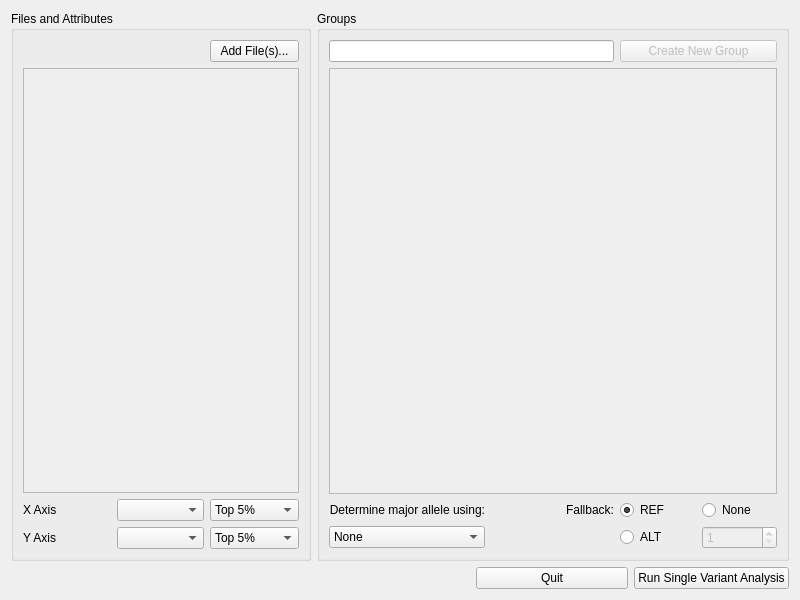
Old version of the form compreheNGSive/gui/ui/Setup.ui in the repository alex-r-bigelow/compreheNGSive.
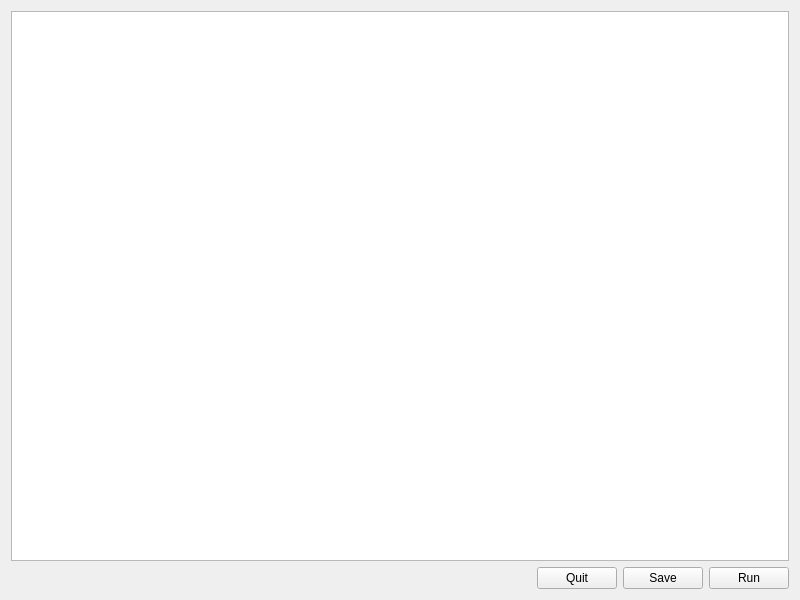
New version of the form.

Commit message: Massive changes (this commit's main app doesn't work) to utils, added helper script folder. Also began an intermediate face lift to both the setup screen and the vis screen.

What changed in the file:
```diff
--- a/compreheNGSive/gui/ui/Setup.ui
+++ b/compreheNGSive/gui/ui/Setup.ui
@@ -24,132 +24,17 @@
      </property>
     </widget>
    </item>
-   <item row="1" column="4">
+   <item row="1" column="5">
     <widget class="QPushButton" name="runSVbutton">
      <property name="text">
-      <string>Run Single Variant Analysis</string>
+      <string>Run</string>
      </property>
      <property name="autoDefault">
       <bool>false</bool>
      </property>
     </widget>
    </item>
-   <item row="0" column="1">
-    <widget class="QGroupBox" name="groupBox_2">
-     <property name="sizePolicy">
-      <sizepolicy hsizetype="Fixed" vsizetype="Preferred">
-       <horstretch>0</horstretch>
-       <verstretch>0</verstretch>
-      </sizepolicy>
-     </property>
-     <property name="minimumSize">
-      <size>
-       <width>300</width>
-       <height>0</height>
-      </size>
-     </property>
-     <property name="maximumSize">
-      <size>
-       <width>300</width>
-       <height>16777215</height>
-      </size>
-     </property>
-     <property name="title">
-      <string>Files and Attributes</string>
-     </property>
-     <layout class="QGridLayout" name="gridLayout_3">
-      <item row="1" column="1" colspan="3">
-       <widget class="QScrollArea" name="svFileScrollArea">
-        <property name="widgetResizable">
-         <bool>true</bool>
-        </property>
-        <widget class="QWidget" name="scrollAreaWidgetContents_2">
-         <property name="geometry">
-          <rect>
-           <x>0</x>
-           <y>0</y>
-           <width>268</width>
-           <height>410</height>
-          </rect>
-         </property>
-        </widget>
-       </widget>
-      </item>
-      <item row="0" column="1" colspan="2">
-       <spacer name="horizontalSpacer_2">
-        <property name="orientation">
-         <enum>Qt::Horizontal</enum>
-        </property>
-        <property name="sizeHint" stdset="0">
-         <size>
-          <width>40</width>
-          <height>20</height>
-         </size>
-        </property>
-       </spacer>
-      </item>
-      <item row="2" column="1">
-       <widget class="QLabel" name="label">
-        <property name="text">
-         <string>X Axis</string>
-        </property>
-       </widget>
-      </item>
-      <item row="2" column="2">
-       <widget class="QComboBox" name="comboBox"/>
-      </item>
-      <item row="3" column="1">
-       <widget class="QLabel" name="label_2">
-        <property name="text">
-         <string>Y Axis</string>
-        </property>
-       </widget>
-      </item>
-      <item row="3" column="2">
-       <widget class="QComboBox" name="comboBox_2"/>
-      </item>
-      <item row="2" column="3">
-       <widget class="QComboBox" name="comboBox_6">
-        <item>
-         <property name="text">
-          <string>Top 5%</string>
-         </property>
-        </item>
-        <item>
-         <property name="text">
-          <string>Bottom 5%</string>
-         </property>
-        </item>
-       </widget>
-      </item>
-      <item row="3" column="3">
-       <widget class="QComboBox" name="comboBox_7">
-        <item>
-         <property name="text">
-          <string>Top 5%</string>
-         </property>
-        </item>
-        <item>
-         <property name="text">
-          <string>Bottom 5%</string>
-         </property>
-        </item>
-       </widget>
-      </item>
-      <item row="0" column="3">
-       <widget class="QPushButton" name="addFilesButton">
-        <property name="text">
-         <string>Add File(s)...</string>
-        </property>
-        <property name="autoDefault">
-         <bool>false</bool>
-        </property>
-       </widget>
-      </item>
-     </layout>
-    </widget>
-   </item>
-   <item row="1" column="1" colspan="2">
+   <item row="1" column="2">
     <spacer name="horizontalSpacer">
      <property name="orientation">
       <enum>Qt::Horizontal</enum>
@@ -162,224 +47,24 @@
      </property>
     </spacer>
    </item>
-   <item row="0" column="2" colspan="3">
-    <widget class="QGroupBox" name="groupBox">
-     <property name="sizePolicy">
-      <sizepolicy hsizetype="Preferred" vsizetype="Preferred">
-       <horstretch>0</horstretch>
-       <verstretch>0</verstretch>
-      </sizepolicy>
+   <item row="0" column="2" colspan="4">
+    <widget class="QTextEdit" name="textEdit">
+     <property name="font">
+      <font>
+       <family>Courier</family>
+       <pointsize>12</pointsize>
+      </font>
      </property>
-     <property name="minimumSize">
-      <size>
-       <width>0</width>
-       <height>0</height>
-      </size>
+    </widget>
+   </item>
+   <item row="1" column="4">
+    <widget class="QPushButton" name="saveButton">
+     <property name="text">
+      <string>Save</string>
      </property>
-     <property name="title">
-      <string>Groups</string>
+     <property name="autoDefault">
+      <bool>false</bool>
      </property>
-     <layout class="QGridLayout" name="gridLayout">
-      <item row="1" column="0" colspan="5">
-       <widget class="QScrollArea" name="svGroupScrollArea">
-        <property name="widgetResizable">
-         <bool>true</bool>
-        </property>
-        <widget class="QWidget" name="scrollAreaWidgetContents">
-         <property name="geometry">
-          <rect>
-           <x>0</x>
-           <y>0</y>
-           <width>434</width>
-           <height>407</height>
-          </rect>
-         </property>
-        </widget>
-       </widget>
-      </item>
-      <item row="0" column="0" colspan="3">
-       <widget class="QLineEdit" name="groupLineEdit">
-        <property name="minimumSize">
-         <size>
-          <width>0</width>
-          <height>0</height>
-         </size>
-        </property>
-       </widget>
-      </item>
-      <item row="0" column="3" colspan="2">
-       <widget class="QPushButton" name="createNewGroupButton">
-        <property name="enabled">
-         <bool>false</bool>
-        </property>
-        <property name="sizePolicy">
-         <sizepolicy hsizetype="Minimum" vsizetype="Fixed">
-          <horstretch>0</horstretch>
-          <verstretch>0</verstretch>
-         </sizepolicy>
-        </property>
-        <property name="minimumSize">
-         <size>
-          <width>157</width>
-          <height>0</height>
-         </size>
-        </property>
-        <property name="text">
-         <string>Create New Group</string>
-        </property>
-        <property name="autoDefault">
-         <bool>false</bool>
-        </property>
-       </widget>
-      </item>
-      <item row="3" column="0">
-       <widget class="QLabel" name="label_3">
-        <property name="toolTip">
-         <string>&lt;!DOCTYPE HTML PUBLIC &quot;-//W3C//DTD HTML 4.0//EN&quot; &quot;http://www.w3.org/TR/REC-html40/strict.dtd&quot;&gt;
-&lt;html&gt;&lt;head&gt;&lt;meta name=&quot;qrichtext&quot; content=&quot;1&quot; /&gt;&lt;style type=&quot;text/css&quot;&gt;
-p, li { white-space: pre-wrap; }
-&lt;/style&gt;&lt;/head&gt;&lt;body style=&quot; font-family:'Lucida Grande'; font-size:13pt; font-weight:400; font-style:normal;&quot;&gt;
-&lt;p align=&quot;justify&quot; style=&quot; margin-top:0px; margin-bottom:0px; margin-left:0px; margin-right:0px; -qt-block-indent:0; text-indent:0px;&quot;&gt;All allele frequencies will be calculated&lt;/p&gt;
-&lt;p align=&quot;justify&quot; style=&quot; margin-top:0px; margin-bottom:0px; margin-left:0px; margin-right:0px; -qt-block-indent:0; text-indent:0px;&quot;&gt;using the most frequent allele in this&lt;/p&gt;
-&lt;p align=&quot;justify&quot; style=&quot; margin-top:0px; margin-bottom:0px; margin-left:0px; margin-right:0px; -qt-block-indent:0; text-indent:0px;&quot;&gt;group as the major allele.&lt;/p&gt;
-&lt;p align=&quot;justify&quot; style=&quot;-qt-paragraph-type:empty; margin-top:0px; margin-bottom:0px; margin-left:0px; margin-right:0px; -qt-block-indent:0; text-indent:0px;&quot;&gt;&lt;/p&gt;
-&lt;p align=&quot;justify&quot; style=&quot; margin-top:0px; margin-bottom:0px; margin-left:0px; margin-right:0px; -qt-block-indent:0; text-indent:0px;&quot;&gt;If this group has no data for a variant,&lt;/p&gt;
-&lt;p align=&quot;justify&quot; style=&quot; margin-top:0px; margin-bottom:0px; margin-left:0px; margin-right:0px; -qt-block-indent:0; text-indent:0px;&quot;&gt;(regardless of whether the group for&lt;/p&gt;
-&lt;p align=&quot;justify&quot; style=&quot; margin-top:0px; margin-bottom:0px; margin-left:0px; margin-right:0px; -qt-block-indent:0; text-indent:0px;&quot;&gt;which the allele frequency is calculated&lt;/p&gt;
-&lt;p align=&quot;justify&quot; style=&quot; margin-top:0px; margin-bottom:0px; margin-left:0px; margin-right:0px; -qt-block-indent:0; text-indent:0px;&quot;&gt;has data), the variant will appear with&lt;/p&gt;
-&lt;p align=&quot;justify&quot; style=&quot; margin-top:0px; margin-bottom:0px; margin-left:0px; margin-right:0px; -qt-block-indent:0; text-indent:0px;&quot;&gt;the &amp;quot;Allele Masked&amp;quot; label unless a&lt;/p&gt;
-&lt;p align=&quot;justify&quot; style=&quot; margin-top:0px; margin-bottom:0px; margin-left:0px; margin-right:0px; -qt-block-indent:0; text-indent:0px;&quot;&gt;fallback is specified.&lt;/p&gt;&lt;/body&gt;&lt;/html&gt;</string>
-        </property>
-        <property name="text">
-         <string>Determine major allele using:</string>
-        </property>
-        <property name="alignment">
-         <set>Qt::AlignRight|Qt::AlignTrailing|Qt::AlignVCenter</set>
-        </property>
-       </widget>
-      </item>
-      <item row="4" column="0">
-       <widget class="QComboBox" name="alleleComboBox">
-        <property name="toolTip">
-         <string>&lt;!DOCTYPE HTML PUBLIC &quot;-//W3C//DTD HTML 4.0//EN&quot; &quot;http://www.w3.org/TR/REC-html40/strict.dtd&quot;&gt;
-&lt;html&gt;&lt;head&gt;&lt;meta name=&quot;qrichtext&quot; content=&quot;1&quot; /&gt;&lt;style type=&quot;text/css&quot;&gt;
-p, li { white-space: pre-wrap; }
-&lt;/style&gt;&lt;/head&gt;&lt;body style=&quot; font-family:'Lucida Grande'; font-size:13pt; font-weight:400; font-style:normal;&quot;&gt;
-&lt;p style=&quot; margin-top:0px; margin-bottom:0px; margin-left:0px; margin-right:0px; -qt-block-indent:0; text-indent:0px;&quot;&gt;All allele frequencies will be calculated&lt;/p&gt;
-&lt;p align=&quot;justify&quot; style=&quot; margin-top:0px; margin-bottom:0px; margin-left:0px; margin-right:0px; -qt-block-indent:0; text-indent:0px;&quot;&gt;using the most frequent allele in this&lt;/p&gt;
-&lt;p align=&quot;justify&quot; style=&quot; margin-top:0px; margin-bottom:0px; margin-left:0px; margin-right:0px; -qt-block-indent:0; text-indent:0px;&quot;&gt;group as the major allele.&lt;/p&gt;
-&lt;p align=&quot;justify&quot; style=&quot;-qt-paragraph-type:empty; margin-top:0px; margin-bottom:0px; margin-left:0px; margin-right:0px; -qt-block-indent:0; text-indent:0px;&quot;&gt;&lt;/p&gt;
-&lt;p align=&quot;justify&quot; style=&quot; margin-top:0px; margin-bottom:0px; margin-left:0px; margin-right:0px; -qt-block-indent:0; text-indent:0px;&quot;&gt;If this group has no data for a variant,&lt;/p&gt;
-&lt;p align=&quot;justify&quot; style=&quot; margin-top:0px; margin-bottom:0px; margin-left:0px; margin-right:0px; -qt-block-indent:0; text-indent:0px;&quot;&gt;(regardless of whether the group for&lt;/p&gt;
-&lt;p align=&quot;justify&quot; style=&quot; margin-top:0px; margin-bottom:0px; margin-left:0px; margin-right:0px; -qt-block-indent:0; text-indent:0px;&quot;&gt;which the allele frequency is calculated&lt;/p&gt;
-&lt;p align=&quot;justify&quot; style=&quot; margin-top:0px; margin-bottom:0px; margin-left:0px; margin-right:0px; -qt-block-indent:0; text-indent:0px;&quot;&gt;has data), the variant will appear with&lt;/p&gt;
-&lt;p align=&quot;justify&quot; style=&quot; margin-top:0px; margin-bottom:0px; margin-left:0px; margin-right:0px; -qt-block-indent:0; text-indent:0px;&quot;&gt;the &amp;quot;Allele Masked&amp;quot; label unless a&lt;/p&gt;
-&lt;p align=&quot;justify&quot; style=&quot; margin-top:0px; margin-bottom:0px; margin-left:0px; margin-right:0px; -qt-block-indent:0; text-indent:0px;&quot;&gt;fallback is specified.&lt;/p&gt;&lt;/body&gt;&lt;/html&gt;</string>
-        </property>
-        <item>
-         <property name="text">
-          <string>None</string>
-         </property>
-        </item>
-       </widget>
-      </item>
-      <item row="4" column="4">
-       <widget class="QSpinBox" name="altSpinBox">
-        <property name="enabled">
-         <bool>false</bool>
-        </property>
-        <property name="toolTip">
-         <string>If no group is specified or the group has
-no data for a variant, this option allows
-using the default REF/ALT configuration
-in the first loaded .vcf file (e.g. choosing
-&quot;REF&quot; assumes the reference allele to be
-the major allele).</string>
-        </property>
-        <property name="minimum">
-         <number>1</number>
-        </property>
-        <property name="maximum">
-         <number>100</number>
-        </property>
-       </widget>
-      </item>
-      <item row="3" column="3">
-       <widget class="QRadioButton" name="radioButton">
-        <property name="toolTip">
-         <string>If no group is specified or the group has
-no data for a variant, this option allows
-using the default REF/ALT configuration
-in the first loaded .vcf file (e.g. choosing
-&quot;REF&quot; assumes the reference allele to be
-the major allele).</string>
-        </property>
-        <property name="text">
-         <string>REF</string>
-        </property>
-        <property name="checked">
-         <bool>true</bool>
-        </property>
-        <attribute name="buttonGroup">
-         <string>fallbackRadioButtons</string>
-        </attribute>
-       </widget>
-      </item>
-      <item row="3" column="2">
-       <widget class="QLabel" name="label_5">
-        <property name="toolTip">
-         <string>If no group is specified or the group has
-no data for a variant, this option allows
-using the default REF/ALT configuration
-in the first loaded .vcf file (e.g. choosing
-&quot;REF&quot; assumes the reference allele to be
-the major allele).</string>
-        </property>
-        <property name="text">
-         <string>Fallback:</string>
-        </property>
-        <property name="alignment">
-         <set>Qt::AlignRight|Qt::AlignTrailing|Qt::AlignVCenter</set>
-        </property>
-       </widget>
-      </item>
-      <item row="4" column="3">
-       <widget class="QRadioButton" name="altRadioButton">
-        <property name="toolTip">
-         <string>If no group is specified or the group has
-no data for a variant, this option allows
-using the default REF/ALT configuration
-in the first loaded .vcf file (e.g. choosing
-&quot;REF&quot; assumes the reference allele to be
-the major allele).</string>
-        </property>
-        <property name="text">
-         <string>ALT</string>
-        </property>
-        <attribute name="buttonGroup">
-         <string>fallbackRadioButtons</string>
-        </attribute>
-       </widget>
-      </item>
-      <item row="3" column="4">
-       <widget class="QRadioButton" name="radioButton_3">
-        <property name="toolTip">
-         <string>If no group is specified or the group has
-no data for a variant, this option allows
-using the default REF/ALT configuration
-in the first loaded .vcf file (e.g. choosing
-&quot;REF&quot; assumes the reference allele to be
-the major allele).</string>
-        </property>
-        <property name="text">
-         <string>None</string>
-        </property>
-        <attribute name="buttonGroup">
-         <string>fallbackRadioButtons</string>
-        </attribute>
-       </widget>
-      </item>
-     </layout>
     </widget>
    </item>
   </layout>
```
The commit also changes 16 other files.
